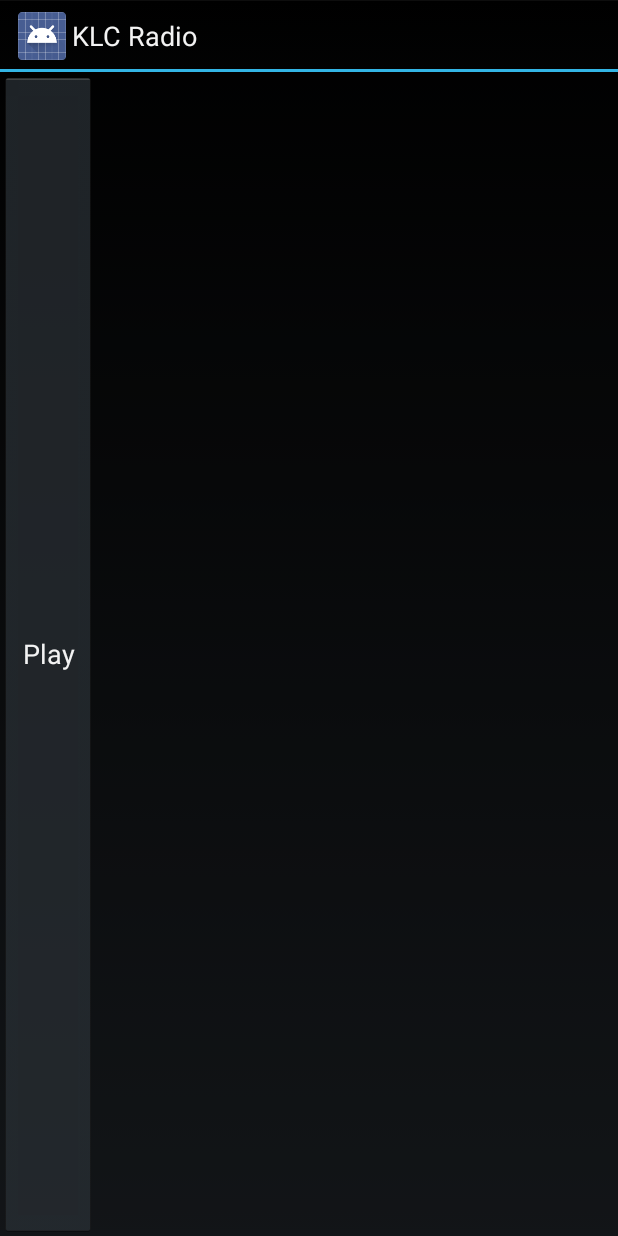
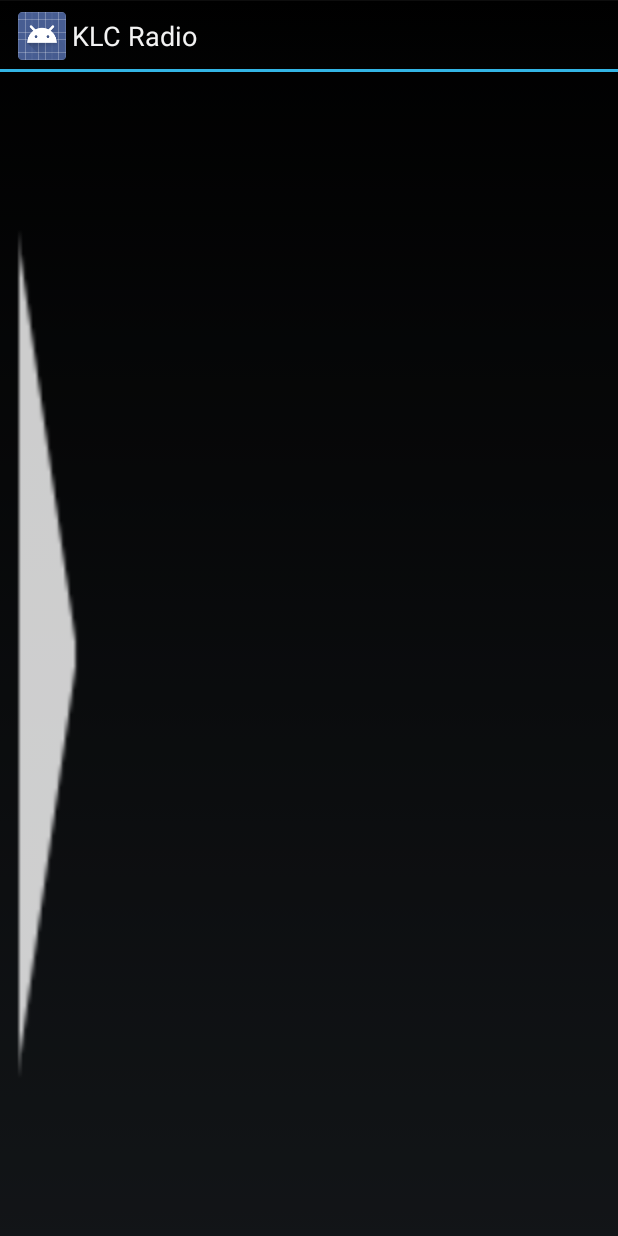
Before and after one commit to billyv/KLCRadio, an Android app: the layout fragment_mini_player.xml on its own in the app's theme, with its tools: preview values and no code run, on a phone screen of 412 x 824 dp. Run offline under Robolectric (Android 15) with nearby library versions, the phone set to English and light mode, and no system bars.

```diff
--- a/app/src/main/AndroidManifest.xml
+++ b/app/src/main/AndroidManifest.xml
@@ -10,6 +10,8 @@
     </supports-screens>
 
     <uses-permission android:name="android.permission.INTERNET" />
+    <uses-permission android:name="android.permission.WAKE_LOCK" />
+
 
     <application
         android:allowBackup="true"
--- /dev/null
+++ b/app/src/main/res/drawable-hdpi/play_pause.xml
@@ -0,0 +1,12 @@
+<?xml version="1.0" encoding="utf-8"?>
+<selector xmlns:android="http://schemas.android.com/apk/res/android">
+
+    <!-- When on, show pause -->
+    <item android:drawable="@drawable/ic_action_pause"
+        android:state_checked="true" />
+
+    <!-- When off, show play -->
+    <item android:drawable="@drawable/ic_action_play"
+        android:state_checked="false" />
+
+</selector>
--- a/app/src/main/res/layout/fragment_mini_player.xml
+++ b/app/src/main/res/layout/fragment_mini_player.xml
@@ -8,19 +8,16 @@
     tools:context="edu.lclark.klc.klcradio.MiniPlayerFragment">
 
 
-    <Button
-        android:id="@+id/play"
+    <ToggleButton
+        android:id="@+id/play_pause"
         android:layout_width="wrap_content"
         android:layout_height="match_parent"
-        android:text="@string/play"
+        android:background="@drawable/play_pause"
+        android:textOn=""
+        android:textOff=""
+        android:checked="false"
         android:visibility="visible"/>
 
-    <Button
-        android:id="@+id/pause"
-        android:layout_width="wrap_content"
-        android:layout_height="match_parent"
-        android:text="@string/pause"
-        android:visibility="gone"/>
 
 
 
--- a/app/src/main/res/values/strings.xml
+++ b/app/src/main/res/values/strings.xml
@@ -4,6 +4,9 @@
     <string name="action_settings">Settings</string>
     <string name="play">Play</string>
     <string name="pause">Pause</string>
+    <string name="stop">Stop</string>
+    <string name="notification_title">Now Playing</string>
+    <string name="notification_detail">KLC\'s stream (placeholder)</string>
 
 
 </resources>
```
Also changed, not shown: app/src/main/java/edu/lclark/klc/klcradio/KLCActivity.java (+4 -6 lines), app/src/main/java/edu/lclark/klc/klcradio/MiniPlayerFragment.java (+13 -24 lines), app/src/main/java/edu/lclark/klc/klcradio/PlayerService.java (+84 -12 lines), app/src/main/res/layout/activity_klc.xml (+0 -8 lines), app/src/main/res/drawable-hdpi/ic_action_cancel.png (added), app/src/main/res/drawable-hdpi/ic_action_pause.png (added), app/src/main/res/drawable-hdpi/ic_action_play.png (added), app/src/main/res/drawable-mdpi/ic_action_cancel.png (added), app/src/main/res/drawable-mdpi/ic_action_pause.png (added), app/src/main/res/drawable-mdpi/ic_action_play.png (added), app/src/main/res/drawable-xhdpi/ic_action_cancel.png (added), app/src/main/res/drawable-xhdpi/ic_action_pause.png (added), app/src/main/res/drawable-xhdpi/ic_action_play.png (added), app/src/main/res/drawable-xxhdpi/ic_action_cancel.png (added), 2 more files.
